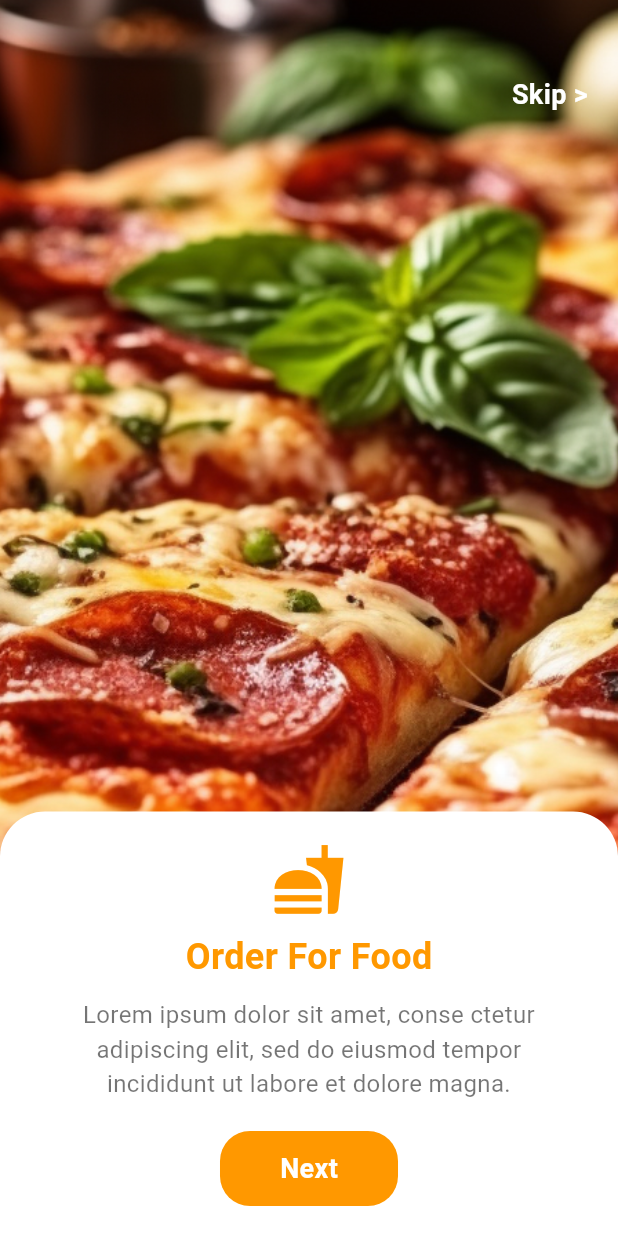
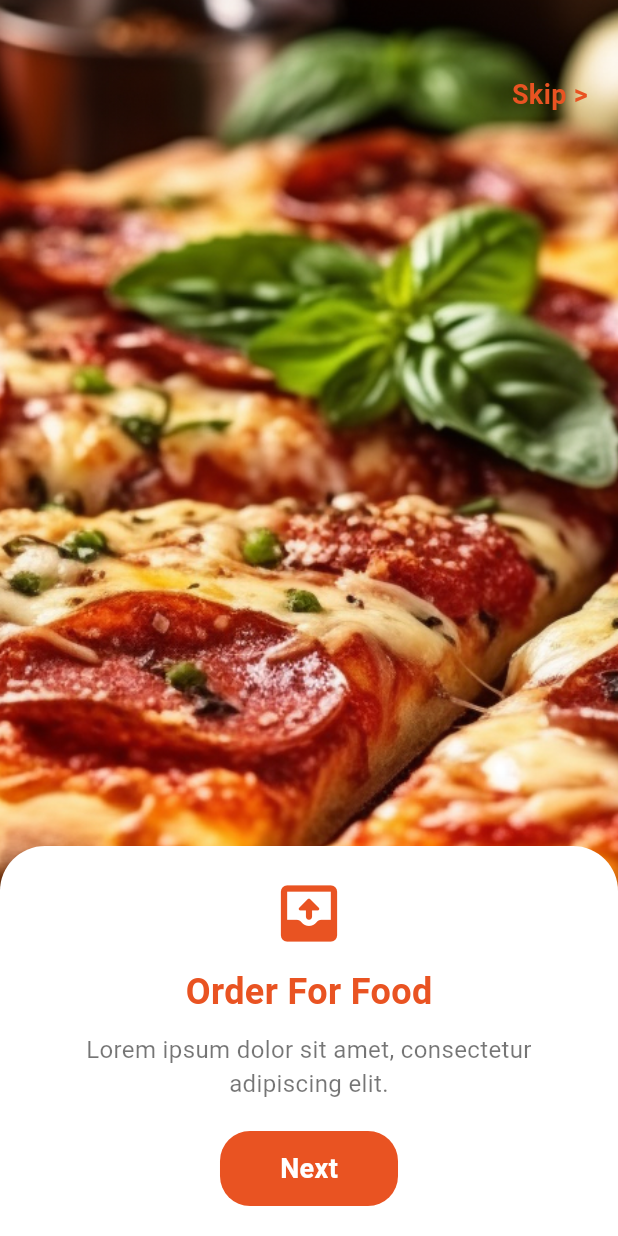
Before and after one commit to Ahmedanwar10/YumQuick, a Flutter app: the screen it shows after launch, on a phone screen of 412 x 824 dp. Run offline on Flutter 3.47's test engine with Material 3 defaults, Android fonts, the phone set to English and light mode, and no system bars; our stand-ins replace flutter_svg, go_router, google_fonts; project files that could hold a hidden picture were left out.

Commit message:
onBoarding Done

```diff
--- a/lib/Features/onBoarding/views/widgets/onboarding_screen_body.dart
+++ b/lib/Features/onBoarding/views/widgets/onboarding_screen_body.dart
@@ -1,61 +1,86 @@
 import 'package:flutter/material.dart';
-import 'package:introduction_screen/introduction_screen.dart';
 import 'package:yum_quick/Features/home/presentation/views/home_view.dart';
 import 'package:yum_quick/core/constants/assets.dart';
+import 'package:yum_quick/core/resources/color_managers.dart';
 
-class OnBoardingScreenBody extends StatelessWidget {
-  OnBoardingScreenBody({super.key});
+class OnBoardingScreenBody extends StatefulWidget {
+  const OnBoardingScreenBody({super.key});
 
-  final List<PageViewModel> pages = [
-    PageViewModel(
-      titleWidget: SizedBox.shrink(), // إزالة العنوان من الموضع الافتراضي
-      bodyWidget: SizedBox.shrink(), // إزالة النص من الموضع الافتراضي
-      image: SizedBox.shrink(),
-      decoration: PageDecoration(
-        boxDecoration: BoxDecoration(
-          color: Colors.transparent,
-        ),
-      ),
-    ),
-       PageViewModel(
-      titleWidget: SizedBox.shrink(), // إزالة العنوان من الموضع الافتراضي
-      bodyWidget: SizedBox.shrink(), // إزالة النص من الموضع الافتراضي
-      image: SizedBox.shrink(),
-      decoration: PageDecoration(
-        boxDecoration: BoxDecoration(
-          color: Colors.transparent,
-        ),
-      ),
-    ),
-       PageViewModel(
-      titleWidget: SizedBox.shrink(), // إزالة العنوان من الموضع الافتراضي
-      bodyWidget: SizedBox.shrink(), // إزالة النص من الموضع الافتراضي
-      image: SizedBox.shrink(),
-      decoration: PageDecoration(
-        boxDecoration: BoxDecoration(
-          color: Colors.transparent,
-        ),
-      ),
-    ),
+  @override
+  State<OnBoardingScreenBody> createState() => _OnBoardingScreenBodyState();
+}
+
+class _OnBoardingScreenBodyState extends State<OnBoardingScreenBody> {
+  int currentIndex = 0;
+
+  final List<Map<String, dynamic>> pages = [
+    {
+      "title": "Order For Food",
+      "description": "Lorem ipsum dolor sit amet, consectetur adipiscing elit.",
+      "icon": Icons.outbox_rounded,
+      "image": Assets.imagesOnboardingA,
+    },
+    {
+      "title": "Fast Delivery",
+      "description": "Lorem ipsum dolor sit amet, consectetur adipiscing elit.",
+      "icon": Icons.payment,
+      "image": Assets.imagesOnboardingB,
+    },
+    {
+      "title": "Enjoy Your Meal",
+      "description": "Lorem ipsum dolor sit amet, consectetur adipiscing elit.",
+      "icon": Icons.fastfood,
+      "image": Assets.imagesOnboardingC,
+    },
   ];
+
+  void nextPage() {
+    if (currentIndex < pages.length - 1) {
+      setState(() {
+        currentIndex++;
+      });
+    } else {
+      Navigator.of(context).pushReplacement(
+        MaterialPageRoute(builder: (_) => const HomeView()),
+      );
+    }
+  }
+
+  void previousPage() {
+    if (currentIndex > 0) {
+      setState(() {
+        currentIndex--;
+      });
+    }
+  }
 
   @override
   Widget build(BuildContext context) {
-    return Stack(
+    return Scaffold(
+      body: GestureDetector(
+        onHorizontalDragEnd: (details) {
+          if (details.primaryVelocity! < -50) {
+            nextPage();
+          } else if (details.primaryVelocity! > 50) {
+            previousPage();
+          }
+        },
+        child: Stack(
           children: [
             Positioned.fill(
               child: Image.asset(
-            Assets.imagesOnboardingA,
+                pages[currentIndex]["image"],
                 fit: BoxFit.cover,
               ),
             ),
+
             Column(
               children: [
-            Spacer(),
+                const Spacer(),
                 Container(
                   width: double.infinity,
-              padding: EdgeInsets.symmetric(vertical: 20, horizontal: 20),
-              decoration: BoxDecoration(
+                  padding: const EdgeInsets.symmetric(vertical: 20, horizontal: 20),
+                  decoration: const BoxDecoration(
                     color: Colors.white,
                     borderRadius: BorderRadius.only(
                       topLeft: Radius.circular(30),
@@ -64,31 +89,51 @@ class OnBoardingScreenBody extends StatelessWidget {
                   ),
                   child: Column(
                     children: [
-                  Icon(Icons.fastfood, size: 50, color: Colors.orange),
-                  SizedBox(height: 10),
+                      Icon(
+                        pages[currentIndex]["icon"],
+                        size: 50,
+                        color:ColorManager.primary,
+                      ),
+                      const SizedBox(height: 10),
+
+                      // العنوان
                       Text(
-                    "Order For Food",
-                    style: TextStyle(fontSize: 24, fontWeight: FontWeight.bold, color: Colors.orange),
-                  ),
-                  SizedBox(height: 10),
-                  Padding(
-                    padding: EdgeInsets.symmetric(horizontal: 10),
-                    child: Text(
-                      "Lorem ipsum dolor sit amet, conse ctetur adipiscing elit, sed do eiusmod tempor incididunt ut labore et dolore magna.",
-                      textAlign: TextAlign.center,
-                      style: TextStyle(fontSize: 16, color: Colors.black54),
+                        pages[currentIndex]["title"]!,
+                        style: const TextStyle(
+                          fontSize: 24,
+                          fontWeight: FontWeight.bold,
+                          color:ColorManager.primary,
                         ),
                       ),
-                  SizedBox(height: 20),
-                  Container(
-                    padding: EdgeInsets.symmetric(vertical: 12, horizontal: 40),
+                      const SizedBox(height: 10),
+
+
+                      Padding(
+                        padding: const EdgeInsets.symmetric(horizontal: 10),
+                        child: Text(
+                          pages[currentIndex]["description"]!,
+                          textAlign: TextAlign.center,
+                          style: const TextStyle(fontSize: 16, color: Colors.black54),
+                        ),
+                      ),
+                      const SizedBox(height: 20),
+
+                      GestureDetector(
+                        onTap: nextPage,
+                        child: Container(
+                          padding: const EdgeInsets.symmetric(vertical: 12, horizontal: 40),
                           decoration: BoxDecoration(
-                      color: Colors.orange,
+                            color: ColorManager.primary,
                             borderRadius: BorderRadius.circular(20),
                           ),
                           child: Text(
-                      "Next",
-                      style: TextStyle(fontSize: 18, fontWeight: FontWeight.bold, color: Colors.white),
+                            currentIndex == pages.length - 1 ? "Get Started" : "Next",
+                            style: const TextStyle(
+                              fontSize: 18,
+                              fontWeight: FontWeight.bold,
+                              color: Colors.white,
+                            ),
+                          ),
                         ),
                       ),
                     ],
@@ -96,6 +141,8 @@ class OnBoardingScreenBody extends StatelessWidget {
                 ),
               ],
             ),
+
+            // زر تخطي
             Positioned(
               top: 50,
               right: 20,
@@ -105,13 +152,19 @@ class OnBoardingScreenBody extends StatelessWidget {
                     MaterialPageRoute(builder: (_) => const HomeView()),
                   );
                 },
-            child: Text(
+                child: const Text(
                   "Skip >",
-              style: TextStyle(fontSize: 18, fontWeight: FontWeight.bold, color: Colors.white),
+                  style: TextStyle(
+                    fontSize: 18,
+                    fontWeight: FontWeight.bold,
+                    color: ColorManager.primary,
+                  ),
                 ),
               ),
             ),
           ],
+        ),
+      ),
     );
   }
 }
--- a/pubspec.yaml
+++ b/pubspec.yaml
@@ -28,6 +28,7 @@ environment:
 # the latest version available on pub.dev. To see which dependencies have newer
 # versions available, run `flutter pub outdated`.
 dependencies:
+  an_viewmodel: ^2.1.3
   animated_text_kit: ^4.2.3
   cupertino_icons: ^1.0.8
   flutter:
```
Also changed, not shown: pubspec.lock. Lines whose indentation alone changed are shown as unchanged.
